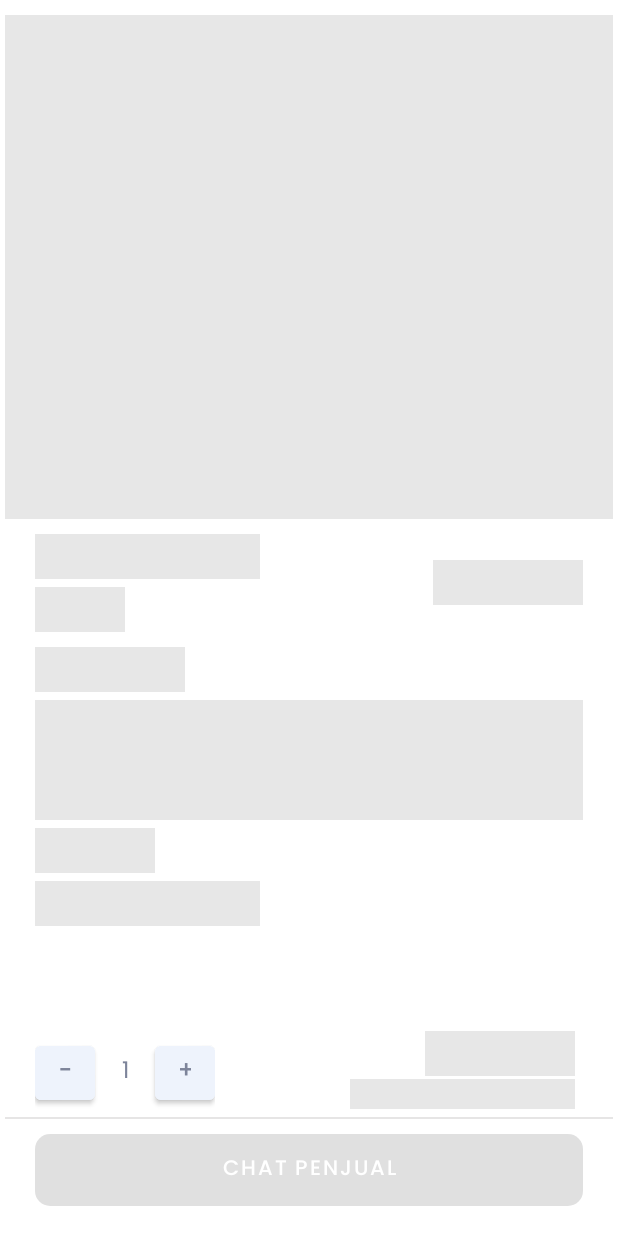
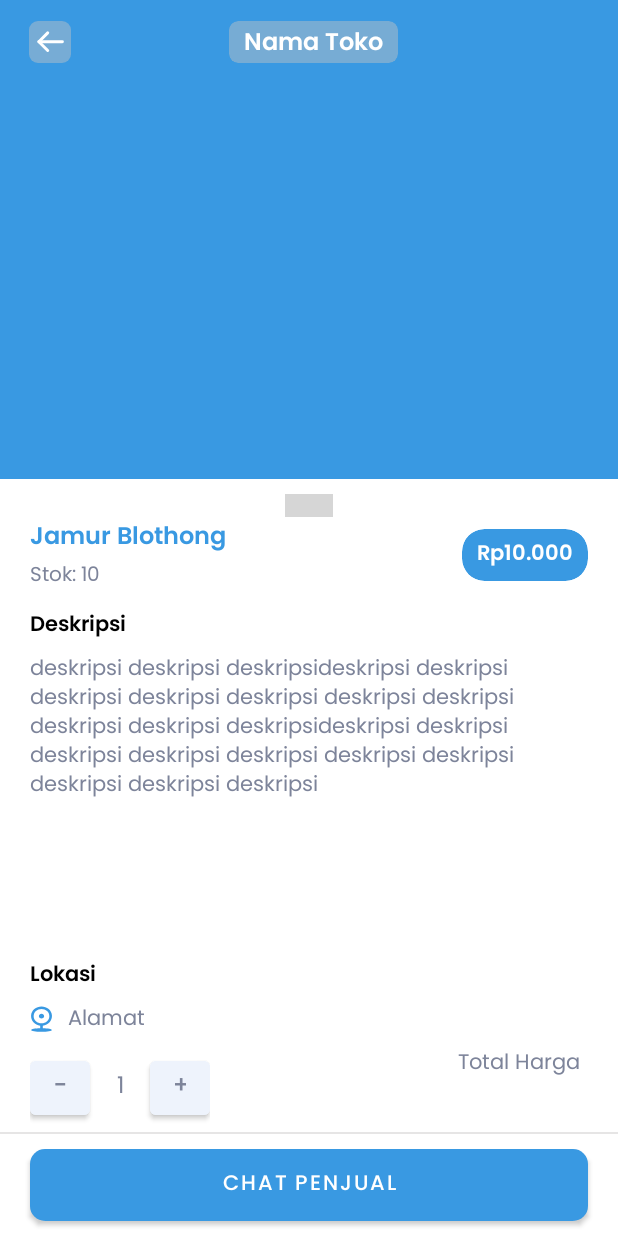
Before and after one commit to DeoAdzar/parianom, an Android app: the DetailBarang screen opened directly, with no data from a screen before it, on a phone screen of 412 x 824 dp. Run offline under Robolectric (Android 15) with nearby library versions, the phone set to English and light mode, and no system bars; our stand-ins replace CircleImageView, Picasso, Shimmer; libraries missing offline, so code that uses them is left out: com.jaeger.library, me.relex.circleindicator; plain views replace CircleIndicator; pictures from the network do not load; Roboto replaces fonts that are not available here; 3 statements that could not run were skipped; grey boxes are pictures that could not be loaded.

Commit message:
detail barang desain

```diff
--- a/app/src/main/res/layout/activity_detail_barang.xml
+++ b/app/src/main/res/layout/activity_detail_barang.xml
@@ -11,7 +11,6 @@
         android:id="@+id/layout_detail_barang"
         android:layout_width="match_parent"
         android:layout_height="match_parent"
-        android:visibility="gone"
         android:orientation="vertical">
         <LinearLayout
             android:layout_width="match_parent"
@@ -174,6 +173,10 @@
                         android:text="@string/deskripsi"
                         android:layout_marginBottom="5dp"
                         style="@style/fontTitleContent"/>
+                    <ScrollView
+                        android:layout_width="match_parent"
+                        android:layout_height="wrap_content"
+                        android:fadeScrollbars="true">
                         <TextView
                             android:id="@+id/deskDetailBarang"
                             android:layout_width="match_parent"
@@ -181,6 +184,17 @@
                             android:text="deskripsi deskripsi deskripsideskripsi deskripsi deskripsi deskripsi deskripsi deskripsi deskripsi deskripsi deskripsi deskripsideskripsi deskripsi deskripsi deskripsi deskripsi deskripsi deskripsi deskripsi deskripsi deskripsi"
                             style="@style/fontMasuk"
                             android:layout_marginBottom="10dp"/>
+                    </ScrollView>
+
+
+                </LinearLayout>
+            </LinearLayout>
+        </LinearLayout>
+        <LinearLayout
+            android:layout_width="match_parent"
+            android:layout_height="wrap_content"
+            android:paddingHorizontal="20dp"
+            android:orientation="vertical">
             <TextView
                 android:layout_width="wrap_content"
                 android:layout_height="wrap_content"
@@ -195,19 +209,17 @@
                 android:drawablePadding="10dp"
                 style="@style/fontMasuk"
                 android:text="Alamat" />
-                </LinearLayout>
-            </LinearLayout>
-        </LinearLayout>
             <LinearLayout
                 android:layout_width="match_parent"
                 android:layout_height="wrap_content"
                 android:layout_gravity="left|center"
                 android:gravity="bottom"
-            android:paddingHorizontal="20dp"
                 android:paddingVertical="5dp">
+
                 <LinearLayout
                     android:layout_width="wrap_content"
-                android:layout_height="wrap_content">
+                    android:layout_height="wrap_content"
+                    android:gravity="end">
                     <Button
                         android:id="@+id/kurang"
                         android:layout_width="40dp"
@@ -260,6 +272,8 @@
                         style="@style/fontTitleContent"/>
                 </LinearLayout>
             </LinearLayout>
+        </LinearLayout>
+
         <LinearLayout
             android:layout_width="match_parent"
             android:layout_height="wrap_content"
@@ -282,6 +296,7 @@
     <com.facebook.shimmer.ShimmerFrameLayout
         android:id="@+id/shimmerDetailBarang"
         android:layout_width="match_parent"
+        android:visibility="gone"
         android:layout_height="match_parent"
         android:paddingVertical="10dp"
         android:paddingHorizontal="3dp"
```
Lines whose indentation alone changed are shown as unchanged.
